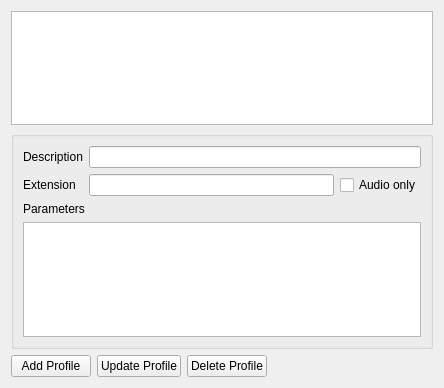
First picture: the form in src/ui/configtranscode_ui.ui, repository KDE/kdenlive, before the edit.
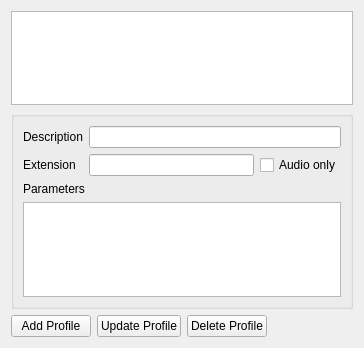
Second picture: the form after the edit.

The edit to the form file:
```diff
--- a/src/ui/configtranscode_ui.ui
+++ b/src/ui/configtranscode_ui.ui
@@ -6,8 +6,8 @@
    <rect>
     <x>0</x>
     <y>0</y>
-    <width>444</width>
-    <height>388</height>
+    <width>364</width>
+    <height>348</height>
    </rect>
   </property>
   <layout class="QGridLayout" name="gridLayout">
```
Left out of the diff: 56 changed lines with no effect on the pictures.
